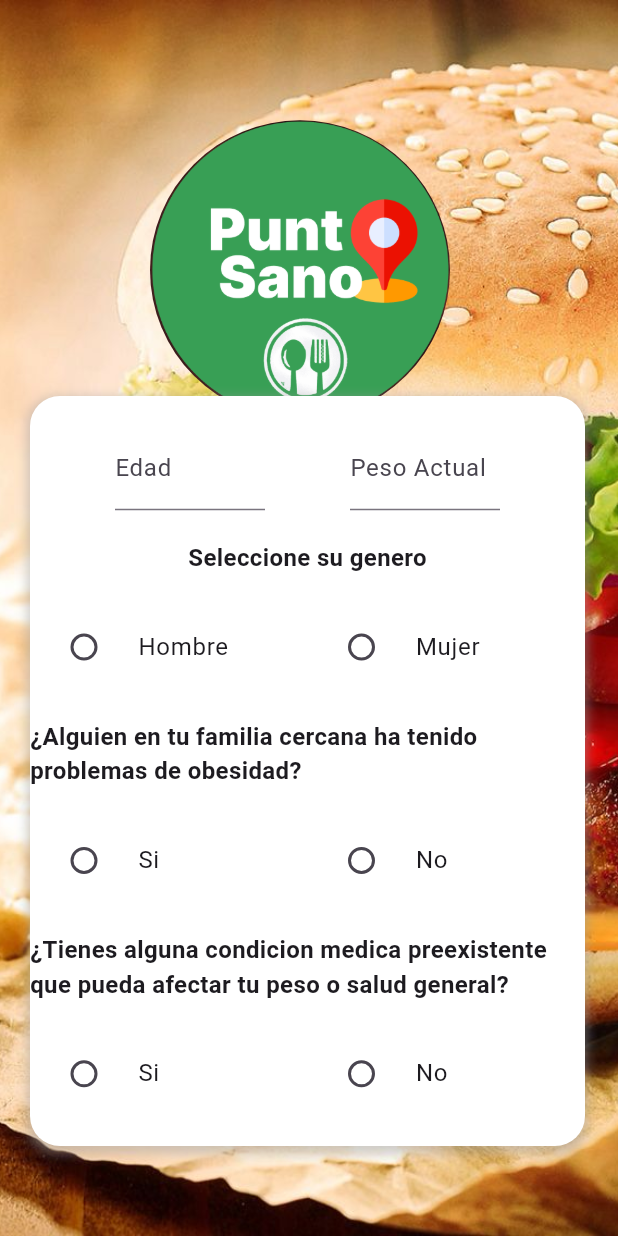
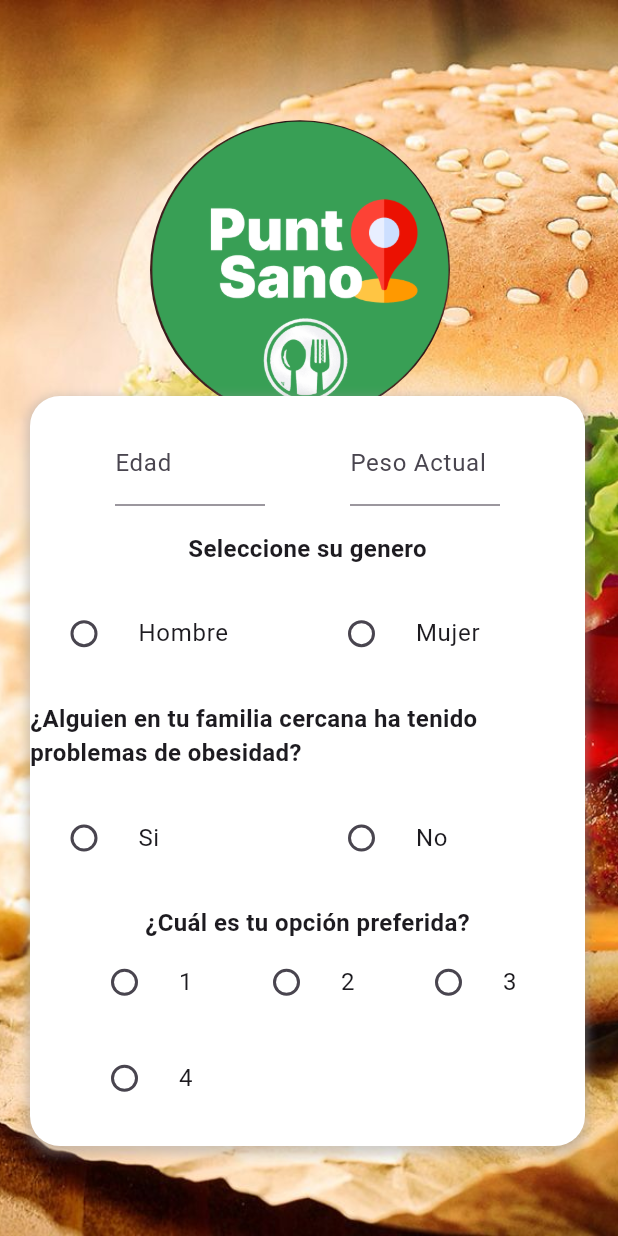
Before and after one commit to yeshua-aguilar/app_puntosano, a Flutter app: the Registre2 screen opened by its route, on a phone screen of 412 x 824 dp. Run offline on Flutter 3.47's test engine with Material 3 defaults, Android fonts, the phone set to English and light mode, and no system bars.

Commit message:
avance de registre 2 v2

```diff
--- a/lib/registre2.dart
+++ b/lib/registre2.dart
@@ -135,7 +135,7 @@ class _Registre2State extends State<Registre2> {
                               groupValue: obesidadSelecionado,
                               onChanged: (value) {
                                 setState(() {
-                                  generoSeleccionado = value.toString();
+                                  obesidadSelecionado = value.toString();
                                 });
                               },
                             ),
@@ -147,7 +147,7 @@ class _Registre2State extends State<Registre2> {
                               groupValue: obesidadSelecionado,
                               onChanged: (value) {
                                 setState(() {
-                                  generoSeleccionado = value.toString();
+                                  obesidadSelecionado = value.toString();
                                 });
                               },
                             ),
@@ -155,42 +155,77 @@ class _Registre2State extends State<Registre2> {
                         ],
                       ),
                       //pregunta 3
+                      Column(
+                        mainAxisAlignment: MainAxisAlignment.spaceEvenly,
+                        children: [
                           Text(
-                        '¿Tienes alguna condicion medica preexistente que pueda afectar tu peso o salud general?',
+                            '¿Cuál es tu opción preferida?',
                             style: TextStyle(
                               fontSize: 16,
                               fontWeight: FontWeight.bold,
                             ),
                           ),
-                      Row(
-                        mainAxisAlignment: MainAxisAlignment.spaceEvenly,
+                          Wrap(
+                            alignment: WrapAlignment.start,
+                            spacing: 8.0,
+                            runSpacing: 8.0,
                             children: [
-                          Expanded(
+                              Container(
+                                width: 100,
                                 child: RadioListTile(
-                              title: Text('Si'),
-                              value: 'si',
-                              groupValue: obesidadSelecionado,
+                                  title: Text('1'),
+                                  value: 'opcion1',
+                                  groupValue: pregunta3Selecionado,
                                   onChanged: (value) {
                                     setState(() {
-                                  generoSeleccionado = value.toString();
+                                      pregunta3Selecionado = value.toString();
                                     });
                                   },
                                 ),
                               ),
-                          Expanded(
+                              Container(
+                                width: 100,
                                 child: RadioListTile(
-                              title: Text('No'),
-                              value: 'no',
-                              groupValue: obesidadSelecionado,
+                                  title: Text('2'),
+                                  value: 'opcion2',
+                                  groupValue: pregunta3Selecionado,
                                   onChanged: (value) {
                                     setState(() {
-                                  generoSeleccionado = value.toString();
+                                      pregunta3Selecionado = value.toString();
+                                    });
+                                  },
+                                ),
+                              ),
+                              Container(
+                                width: 100,
+                                child: RadioListTile(
+                                  title: Text('3'),
+                                  value: 'opcion3',
+                                  groupValue: pregunta3Selecionado,
+                                  onChanged: (value) {
+                                    setState(() {
+                                      pregunta3Selecionado = value.toString();
+                                    });
+                                  },
+                                ),
+                              ),
+                              Container(
+                                width: 100,
+                                child: RadioListTile(
+                                  title: Text('4'),
+                                  value: 'opcion4',
+                                  groupValue: pregunta3Selecionado,
+                                  onChanged: (value) {
+                                    setState(() {
+                                      pregunta3Selecionado = value.toString();
                                     });
                                   },
                                 ),
                               ),
                             ],
                           ),
+                        ],
+                      )
                     ],
                   ),
                 ),
```
Lines whose indentation alone changed are shown as unchanged.
